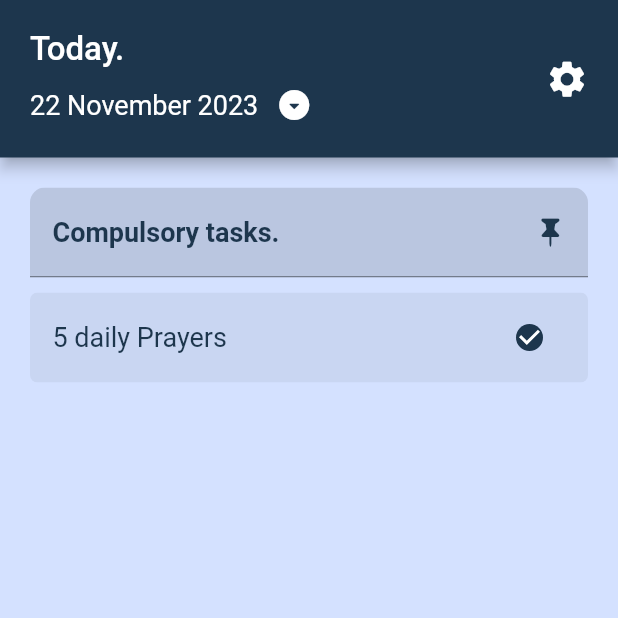
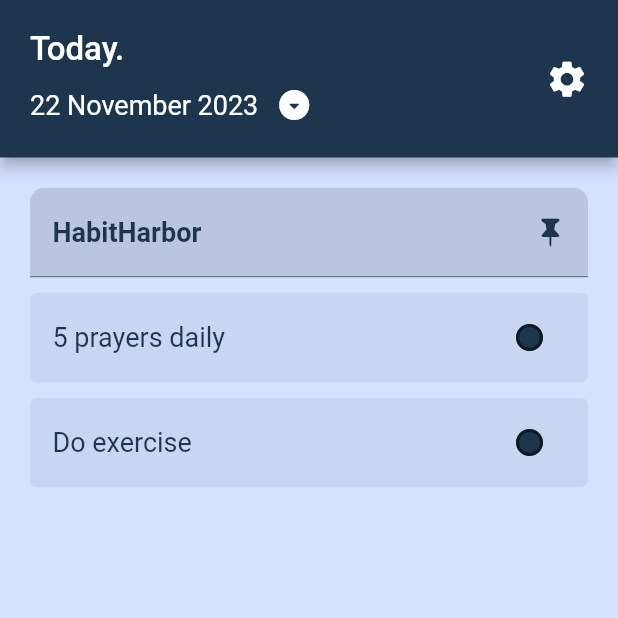
Before and after one commit to Alpha-Ronald/task_tracker-app, a Flutter app: the screen it shows after launch, on a phone screen of 412 x 824 dp, the top half of it. Run offline on Flutter 3.47's test engine with Material 2 defaults, Android fonts, the phone set to English and light mode, and no system bars.

Commit message:
Listview.builder for HabitsWidgets created

```diff
--- a/lib/Tiles.dart
+++ b/lib/Tiles.dart
@@ -1,15 +1,16 @@
 import 'package:flutter/material.dart';
 
 class HabitsTile extends StatelessWidget {
-  HabitsTile(
-      {super.key,
-      required this.taskName,
-      required this.taskComleted,
-      required Null Function() onChanged});
+  const HabitsTile({
+    super.key,
+    required this.taskName,
+    required this.taskCompleted,
+    required this.onChanged,
+  });
 
   final String taskName;
-  final bool taskComleted;
-  Function(bool?)? onChanged;
+  final bool taskCompleted;
+  final void Function(bool?)? onChanged;
 
   @override
   Widget build(BuildContext context) {
@@ -31,10 +32,14 @@ class HabitsTile extends StatelessWidget {
                 children: [
                   Text(
                     taskName,
-                    style: Theme.of(context).textTheme.displaySmall,
+                    style: Theme.of(context).textTheme.displaySmall?.copyWith(
+                          decoration: taskCompleted
+                              ? TextDecoration.lineThrough
+                              : TextDecoration.none,
+                        ),
                   ),
                   Checkbox(
-                    value: taskComleted,
+                    value: taskCompleted,
                     onChanged: onChanged,
                     activeColor: const Color(0xFF1D364D),
                     shape: const CircleBorder(),
--- a/lib/home_page_1.dart
+++ b/lib/home_page_1.dart
@@ -1,7 +1,6 @@
 import 'package:flutter/material.dart';
+import 'package:tryout/Tiles.dart';
 import 'package:tryout/widgets.dart';
-
-import 'Tiles.dart';
 
 class HomePage1 extends StatefulWidget {
   const HomePage1({super.key});
@@ -13,18 +12,51 @@ class HomePage1 extends StatefulWidget {
 class HomePage1State extends State<HomePage1> {
   @override
   Widget build(BuildContext context) {
-    return ListView(children: [
+    return ListView(children: const [
       Column(children: [
         Column(
           children: [
             HabitsWidget(),
-            HabitsTile(
-                taskName: '5 daily Prayers',
-                taskComleted: true,
-                onChanged: () {})
+            BuildListView(),
           ],
         )
       ])
     ]);
   }
 }
+
+
+class BuildListView extends StatefulWidget {
+  const BuildListView({super.key});
+
+  @override
+  State<BuildListView> createState() => BuildListViewState();
+}
+
+class BuildListViewState extends State<BuildListView> {
+  List toDoList = [
+    ['5 prayers daily', false],
+    ['Do exercise', false],
+  ];
+
+//checkbox tapped
+  void checkBoxChanged(bool? value, int index) {
+    setState(() {
+      toDoList[index][1] = !toDoList[index][1];
+    });
+  }
+
+  @override
+  Widget build(BuildContext context) {
+    return ListView.builder(
+      shrinkWrap: true,
+      itemCount: toDoList.length,
+      itemBuilder: (context, index) {
+        return HabitsTile(
+            taskName: toDoList[index][0],
+            taskCompleted: toDoList[index][1],
+            onChanged: (value) => checkBoxChanged(value, index));
+      },
+    );
+  }
+}
--- a/lib/widgets.dart
+++ b/lib/widgets.dart
@@ -28,7 +28,7 @@ class HabitsWidget extends StatelessWidget {
                         mainAxisAlignment: MainAxisAlignment.spaceBetween,
                         children: [
                           Text(
-                            'Compulsory tasks.',
+                            'HabitHarbor',
                             style: Theme.of(context).textTheme.headlineSmall,
                           ),
                           const Icon(
```
